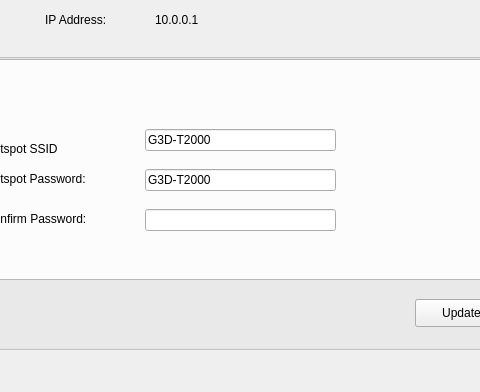
First picture: the form in Hotspot-Wi-Fi-Control/mainwindow.ui, repository romnegrillo/Raspberry-Pi-Snippets, before the edit; both pictures show x 235 to 715 and y 88 to 480 of the 800 by 480 pixel window.
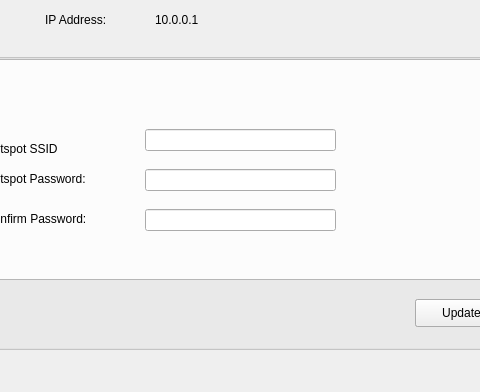
Second picture: the form after the edit.

```diff
--- a/Hotspot-Wi-Fi-Control/mainwindow.ui
+++ b/Hotspot-Wi-Fi-Control/mainwindow.ui
@@ -183,7 +183,7 @@
       </rect>
      </property>
      <property name="text">
-      <string>G3D-T2000</string>
+      <string/>
      </property>
     </widget>
     <widget class="QLineEdit" name="hotspot_password_textbox">
@@ -196,7 +196,7 @@
       </rect>
      </property>
      <property name="text">
-      <string>G3D-T2000</string>
+      <string/>
      </property>
     </widget>
     <widget class="QLabel" name="label_4">
```
